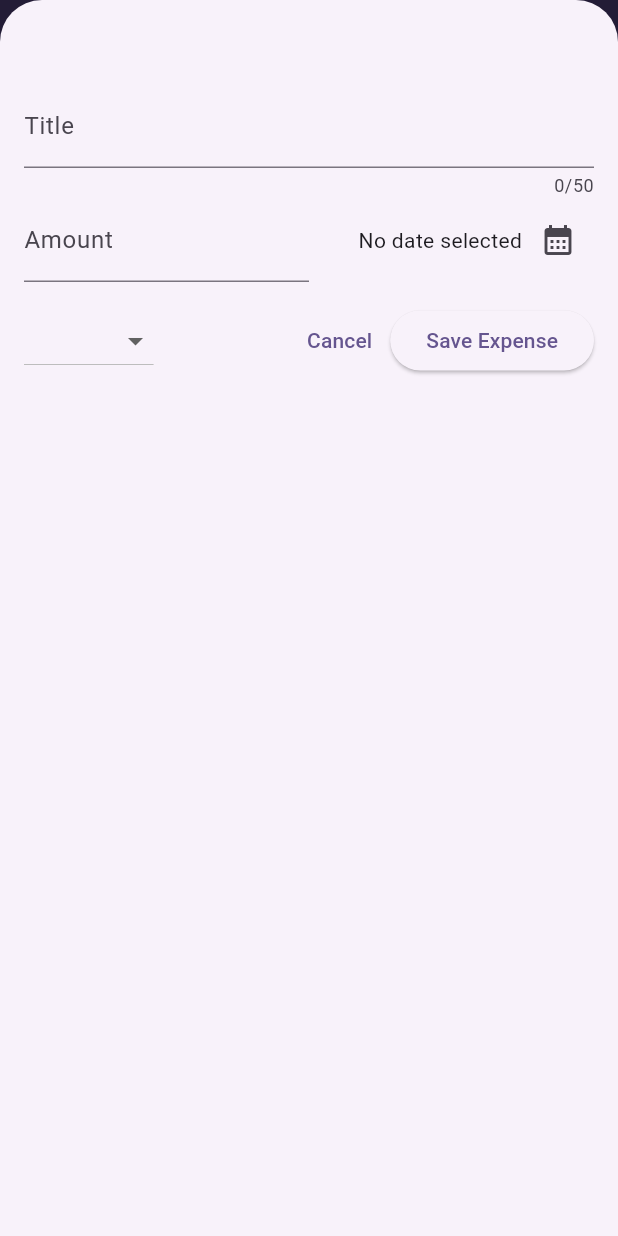
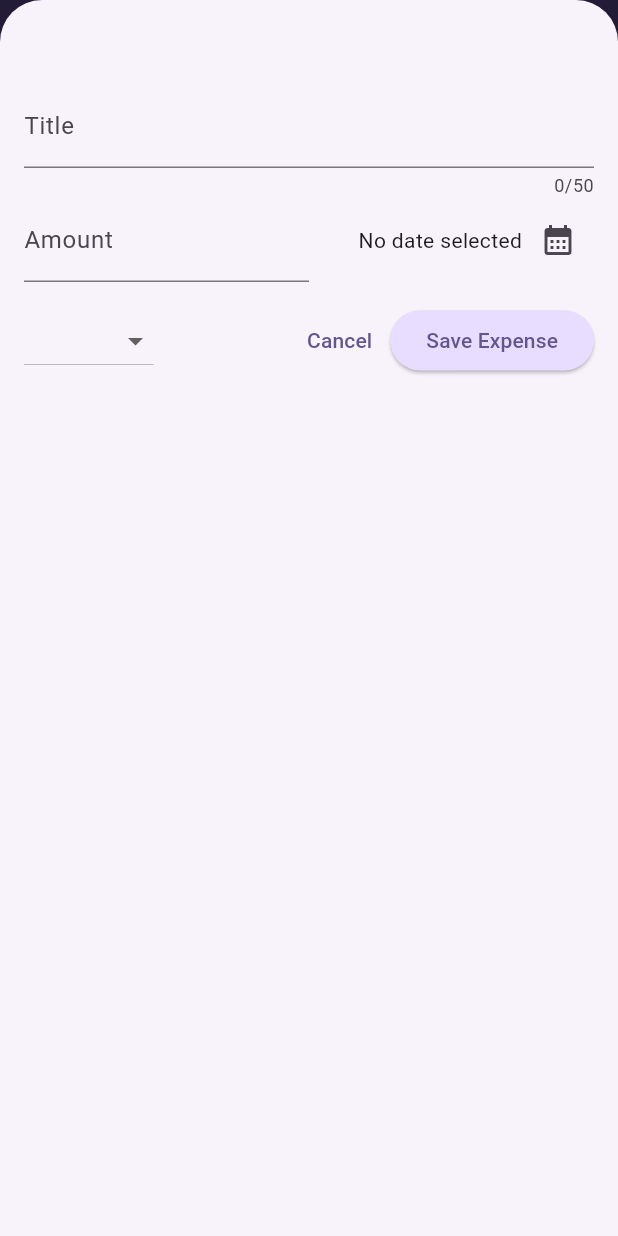
Before and after one commit to allenthomas1001/expense_app1, a Flutter app: the screen it shows after launch, after a tap on the "add" icon, on a phone screen of 412 x 824 dp. Run offline on Flutter 3.47's test engine with Material 3 defaults, Android fonts, the phone set to English and light mode, and no system bars.

Commit message:
Added dark mode feature to main.dart

```diff
--- a/lib/main.dart
+++ b/lib/main.dart
@@ -1,14 +1,38 @@
 import 'package:flutter/material.dart';
+
 import 'package:expense_tracker/widgets/expenses.dart';
 
-var kColorScheme =
-    ColorScheme.fromSeed(seedColor: const Color.fromARGB(255, 96, 59, 181));
+var kColorScheme = ColorScheme.fromSeed(
+  seedColor: const Color.fromARGB(255, 96, 59, 181),
+);
+
+var kDarkColorScheme = ColorScheme.fromSeed(
+  brightness: Brightness.dark,
+  seedColor: const Color.fromARGB(255, 5, 99, 125),
+);
 
 void main() {
   runApp(
     MaterialApp(
-      //debugShowCheckedModeBanner: false,
+      darkTheme: ThemeData.dark().copyWith(
+        //useMaterial3: true,
+        colorScheme: kDarkColorScheme,
+        cardTheme: const CardTheme().copyWith(
+          color: kDarkColorScheme.secondaryContainer,
+          margin: const EdgeInsets.symmetric(
+            horizontal: 16,
+            vertical: 8,
+          ),
+        ),
+        elevatedButtonTheme: ElevatedButtonThemeData(
+          style: ElevatedButton.styleFrom(
+            backgroundColor: kDarkColorScheme.primaryContainer,
+            foregroundColor: kDarkColorScheme.onPrimaryContainer,
+          ),
+        ),
+      ),
       theme: ThemeData().copyWith(
+        //useMaterial3: true,
         colorScheme: kColorScheme,
         appBarTheme: const AppBarTheme().copyWith(
           backgroundColor: kColorScheme.onPrimaryContainer,
@@ -16,10 +40,25 @@ void main() {
         ),
         cardTheme: const CardTheme().copyWith(
           color: kColorScheme.secondaryContainer,
-          margin: const EdgeInsets.all(10),
+          margin: const EdgeInsets.symmetric(
+            horizontal: 16,
+            vertical: 8,
+          ),
         ),
+        elevatedButtonTheme: ElevatedButtonThemeData(
+          style: ElevatedButton.styleFrom(
+            backgroundColor: kColorScheme.primaryContainer,
+          ),
+        ),
+        textTheme: ThemeData().textTheme.copyWith(
+              titleLarge: TextStyle(
+                fontWeight: FontWeight.bold,
+                color: kColorScheme.onSecondaryContainer,
+                fontSize: 16,
+              ),
+            ),
       ),
-
+      // themeMode: ThemeMode.system, // default
       home: const Expenses(),
     ),
   );
```
